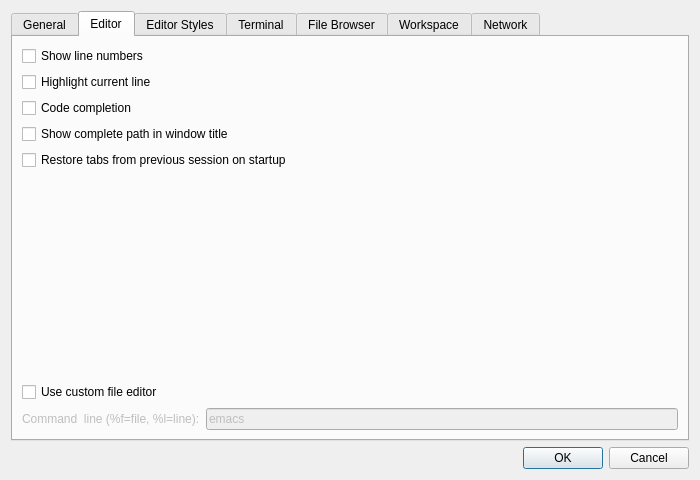
This is libgui/src/settings-dialog.ui in dac922/octave-pkg-octave as Qt 5 draws it before an edit. The edited form follows.
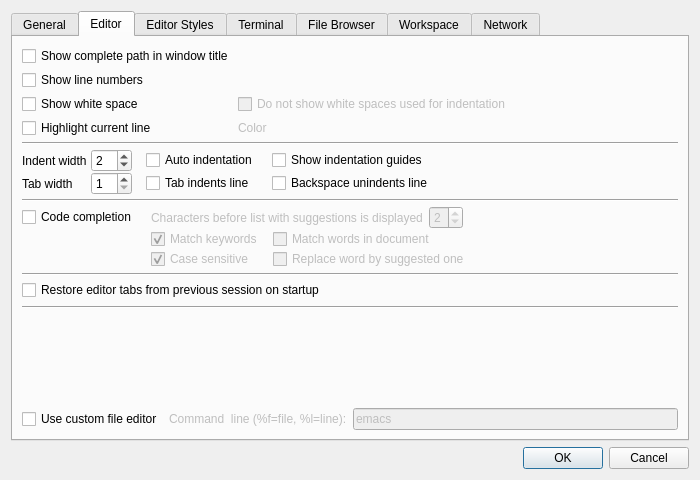
This is the edited form. The open tabs and pages were chosen to show the change.

Patch:
```diff
--- a/libgui/src/settings-dialog.ui
+++ b/libgui/src/settings-dialog.ui
@@ -196,64 +196,539 @@
       </attribute>
       <layout class="QVBoxLayout" name="verticalLayout_6">
        <item>
-        <layout class="QVBoxLayout" name="verticalLayout_5">
+        <layout class="QVBoxLayout" name="verticalLayout_9">
+         <property name="spacing">
+          <number>4</number>
+         </property>
          <item>
-          <layout class="QHBoxLayout" name="horizontalLayout_4"/>
+          <layout class="QGridLayout" name="editor_common_settings_grid">
+           <property name="spacing">
+            <number>-1</number>
+           </property>
+           <item row="2" column="0">
+            <widget class="QCheckBox" name="editor_ws_checkbox">
+             <property name="text">
+              <string>Show white space</string>
+             </property>
+            </widget>
+           </item>
+           <item row="1" column="0">
+            <widget class="QCheckBox" name="editor_showLineNumbers">
+             <property name="enabled">
+              <bool>true</bool>
+             </property>
+             <property name="text">
+              <string>Show line numbers</string>
+             </property>
+            </widget>
+           </item>
+           <item row="0" column="0">
+            <widget class="QCheckBox" name="editor_longWindowTitle">
+             <property name="text">
+              <string>Show complete path in window title</string>
+             </property>
+            </widget>
+           </item>
+           <item row="2" column="1">
+            <widget class="QCheckBox" name="editor_ws_indent_checkbox">
+             <property name="enabled">
+              <bool>false</bool>
+             </property>
+             <property name="text">
+              <string>Do not show white spaces used for indentation</string>
+             </property>
+            </widget>
+           </item>
+           <item row="3" column="0">
+            <widget class="QCheckBox" name="editor_highlightCurrentLine">
+             <property name="enabled">
+              <bool>true</bool>
+             </property>
+             <property name="text">
+              <string>Highlight current line</string>
+             </property>
+            </widget>
+           </item>
+           <item row="3" column="1">
+            <layout class="QGridLayout" name="editor_grid_current_line" rowstretch="0" columnstretch="0,0,0,0,0">
+             <property name="horizontalSpacing">
+              <number>12</number>
+             </property>
+             <property name="verticalSpacing">
+              <number>0</number>
+             </property>
+             <item row="0" column="1">
+              <widget class="QLabel" name="editor_label_cl_color">
+               <property name="enabled">
+                <bool>false</bool>
+               </property>
+               <property name="text">
+                <string>Color</string>
+               </property>
+              </widget>
+             </item>
+             <item row="0" column="3">
+              <spacer name="horizontalSpacer_11">
+               <property name="orientation">
+                <enum>Qt::Horizontal</enum>
+               </property>
+               <property name="sizeType">
+                <enum>QSizePolicy::Fixed</enum>
+               </property>
+               <property name="sizeHint" stdset="0">
+                <size>
+                 <width>80</width>
+                 <height>20</height>
+                </size>
+               </property>
+              </spacer>
+             </item>
+             <item row="0" column="4">
+              <spacer name="horizontalSpacer_9">
+               <property name="orientation">
+                <enum>Qt::Horizontal</enum>
+               </property>
+               <property name="sizeHint" stdset="0">
+                <size>
+                 <width>40</width>
+                 <height>20</height>
+                </size>
+               </property>
+              </spacer>
+             </item>
+            </layout>
+           </item>
+           <item row="0" column="2">
+            <spacer name="horizontalSpacer_12">
+             <property name="orientation">
+              <enum>Qt::Horizontal</enum>
+             </property>
+             <property name="sizeHint" stdset="0">
+              <size>
+               <width>40</width>
+               <height>20</height>
+              </size>
+             </property>
+            </spacer>
+           </item>
+           <item row="1" column="2">
+            <spacer name="horizontalSpacer_16">
+             <property name="orientation">
+              <enum>Qt::Horizontal</enum>
+             </property>
+             <property name="sizeHint" stdset="0">
+              <size>
+               <width>40</width>
+               <height>20</height>
+              </size>
+             </property>
+            </spacer>
+           </item>
+           <item row="2" column="2">
+            <spacer name="horizontalSpacer_17">
+             <property name="orientation">
+              <enum>Qt::Horizontal</enum>
+             </property>
+             <property name="sizeHint" stdset="0">
+              <size>
+               <width>40</width>
+               <height>20</height>
+              </size>
+             </property>
+            </spacer>
+           </item>
+           <item row="3" column="2">
+            <spacer name="horizontalSpacer_18">
+             <property name="orientation">
+              <enum>Qt::Horizontal</enum>
+             </property>
+             <property name="sizeHint" stdset="0">
+              <size>
+               <width>40</width>
+               <height>20</height>
+              </size>
+             </property>
+            </spacer>
+           </item>
+          </layout>
          </item>
          <item>
-          <widget class="QCheckBox" name="editor_showLineNumbers">
-           <property name="enabled">
-            <bool>true</bool>
+          <widget class="Line" name="line">
+           <property name="orientation">
+            <enum>Qt::Horizontal</enum>
            </property>
-           <property name="text">
-            <string>Show line numbers</string>
-           </property>
           </widget>
          </item>
          <item>
-          <widget class="QCheckBox" name="editor_highlightCurrentLine">
-           <property name="enabled">
-            <bool>true</bool>
+          <layout class="QGridLayout" name="gridLayout_4">
+           <property name="verticalSpacing">
+            <number>0</number>
            </property>
-           <property name="text">
-            <string>Highlight current line</string>
+           <item row="0" column="3">
+            <spacer name="horizontalSpacer_10">
+             <property name="orientation">
+              <enum>Qt::Horizontal</enum>
+             </property>
+             <property name="sizeType">
+              <enum>QSizePolicy::Fixed</enum>
+             </property>
+             <property name="sizeHint" stdset="0">
+              <size>
+               <width>10</width>
+               <height>0</height>
+              </size>
+             </property>
+            </spacer>
+           </item>
+           <item row="0" column="0">
+            <widget class="QLabel" name="label_13">
+             <property name="text">
+              <string>Indent width</string>
+             </property>
+            </widget>
+           </item>
+           <item row="2" column="4">
+            <widget class="QCheckBox" name="editor_tab_ind_checkbox">
+             <property name="text">
+              <string>Tab indents line</string>
+             </property>
+            </widget>
+           </item>
+           <item row="0" column="4">
+            <widget class="QCheckBox" name="editor_auto_ind_checkbox">
+             <property name="text">
+              <string>Auto indentation</string>
+             </property>
+            </widget>
+           </item>
+           <item row="0" column="2">
+            <widget class="QSpinBox" name="editor_ind_width_spinbox">
+             <property name="minimum">
+              <number>1</number>
+             </property>
+             <property name="maximum">
+              <number>32</number>
+             </property>
+             <property name="value">
+              <number>2</number>
+             </property>
+            </widget>
+           </item>
+           <item row="2" column="0">
+            <widget class="QLabel" name="label_14">
+             <property name="text">
+              <string>Tab width</string>
+             </property>
+            </widget>
+           </item>
+           <item row="0" column="6">
+            <widget class="QCheckBox" name="editor_ind_guides_checkbox">
+             <property name="text">
+              <string>Show indentation guides</string>
+             </property>
+            </widget>
+           </item>
+           <item row="2" column="2">
+            <widget class="QSpinBox" name="editor_tab_width_spinbox">
+             <property name="minimum">
+              <number>1</number>
+             </property>
+             <property name="maximum">
+              <number>32</number>
+             </property>
+            </widget>
+           </item>
+           <item row="2" column="6">
+            <widget class="QCheckBox" name="editor_bs_unind_checkbox">
+             <property name="text">
+              <string>Backspace unindents line</string>
+             </property>
+            </widget>
+           </item>
+           <item row="0" column="10">
+            <spacer name="horizontalSpacer_13">
+             <property name="orientation">
+              <enum>Qt::Horizontal</enum>
+             </property>
+             <property name="sizeHint" stdset="0">
+              <size>
+               <width>40</width>
+               <height>20</height>
+              </size>
+             </property>
+            </spacer>
+           </item>
+           <item row="0" column="5">
+            <spacer name="horizontalSpacer_14">
+             <property name="orientation">
+              <enum>Qt::Horizontal</enum>
+             </property>
+             <property name="sizeType">
+              <enum>QSizePolicy::Fixed</enum>
+             </property>
+             <property name="sizeHint" stdset="0">
+              <size>
+               <width>10</width>
+               <height>0</height>
+              </size>
+             </property>
+            </spacer>
+           </item>
+           <item row="2" column="10">
+            <spacer name="horizontalSpacer_20">
+             <property name="orientation">
+              <enum>Qt::Horizontal</enum>
+             </property>
+             <property name="sizeHint" stdset="0">
+              <size>
+               <width>40</width>
+               <height>20</height>
+              </size>
+             </property>
+            </spacer>
+           </item>
+          </layout>
+         </item>
+         <item>
+          <widget class="Line" name="line_2">
+           <property name="orientation">
+            <enum>Qt::Horizontal</enum>
            </property>
           </widget>
          </item>
          <item>
-          <widget class="QCheckBox" name="editor_codeCompletion">
-           <property name="enabled">
-            <bool>true</bool>
+          <layout class="QGridLayout" name="gridLayout_2">
+           <property name="verticalSpacing">
+            <number>0</number>
            </property>
-           <property name="text">
-            <string>Code completion</string>
-           </property>
-           <property name="checked">
-            <bool>false</bool>
-           </property>
-          </widget>
+           <item row="0" column="0">
+            <widget class="QCheckBox" name="editor_codeCompletion">
+             <property name="enabled">
+              <bool>true</bool>
+             </property>
+             <property name="text">
+              <string>Code completion</string>
+             </property>
+             <property name="checked">
+              <bool>false</bool>
+             </property>
+            </widget>
+           </item>
+           <item row="0" column="2">
+            <layout class="QHBoxLayout" name="horizontalLayout_2">
+             <property name="spacing">
+              <number>6</number>
+             </property>
+             <item>
+              <widget class="QLabel" name="editor_label_ac_threshold">
+               <property name="enabled">
+                <bool>false</bool>
+               </property>
+               <property name="text">
+                <string>Characters before list with suggestions is displayed</string>
+               </property>
+              </widget>
+             </item>
+             <item>
+              <widget class="QSpinBox" name="editor_spinbox_ac_threshold">
+               <property name="enabled">
+                <bool>false</bool>
+               </property>
+               <property name="toolTip">
+                <string/>
+               </property>
+               <property name="whatsThis">
+                <string/>
+               </property>
+               <property name="suffix">
+                <string/>
+               </property>
+               <property name="minimum">
+                <number>1</number>
+               </property>
+               <property name="maximum">
+                <number>6</number>
+               </property>
+               <property name="value">
+                <number>2</number>
+               </property>
+              </widget>
+             </item>
+             <item>
+              <spacer name="horizontalSpacer_2">
+               <property name="orientation">
+                <enum>Qt::Horizontal</enum>
+               </property>
+               <property name="sizeHint" stdset="0">
+                <size>
+                 <width>40</width>
+                 <height>20</height>
+                </size>
+               </property>
+              </spacer>
+             </item>
+            </layout>
+           </item>
+           <item row="1" column="2">
+            <layout class="QGridLayout" name="gridLayout_3">
+             <property name="verticalSpacing">
+              <number>0</number>
+             </property>
+             <item row="0" column="1">
+              <spacer name="horizontalSpacer_15">
+               <property name="orientation">
+                <enum>Qt::Horizontal</enum>
+               </property>
+               <property name="sizeType">
+                <enum>QSizePolicy::Fixed</enum>
+               </property>
+               <property name="sizeHint" stdset="0">
+                <size>
+                 <width>10</width>
+                 <height>0</height>
+                </size>
+               </property>
+              </spacer>
+             </item>
+             <item row="0" column="0">
+              <widget class="QCheckBox" name="editor_checkbox_ac_keywords">
+               <property name="enabled">
+                <bool>false</bool>
+               </property>
+               <property name="text">
+                <string>Match keywords</string>
+               </property>
+               <property name="checked">
+                <bool>true</bool>
+               </property>
+              </widget>
+             </item>
+             <item row="1" column="0">
+              <widget class="QCheckBox" name="editor_checkbox_ac_case">
+               <property name="enabled">
+                <bool>false</bool>
+               </property>
+               <property name="text">
+                <string>Case sensitive</string>
+               </property>
+               <property name="checked">
+                <bool>true</bool>
+               </property>
+              </widget>
+             </item>
+             <item row="1" column="2">
+              <widget class="QCheckBox" name="editor_checkbox_ac_replace">
+               <property name="enabled">
+                <bool>false</bool>
+               </property>
+               <property name="text">
+                <string>Replace word by suggested one</string>
+               </property>
+              </widget>
+             </item>
+             <item row="0" column="3">
+              <spacer name="horizontalSpacer_8">
+               <property name="orientation">
+                <enum>Qt::Horizontal</enum>
+               </property>
+               <property name="sizeHint" stdset="0">
+                <size>
+                 <width>40</width>
+                 <height>20</height>
+                </size>
+               </property>
+              </spacer>
+             </item>
+             <item row="0" column="2">
+              <widget class="QCheckBox" name="editor_checkbox_ac_document">
+               <property name="enabled">
+                <bool>false</bool>
+               </property>
+               <property name="text">
+                <string>Match words in document</string>
+               </property>
+              </widget>
+             </item>
+             <item row="1" column="3">
+              <spacer name="horizontalSpacer_19">
+               <property name="orientation">
+                <enum>Qt::Horizontal</enum>
+               </property>
+               <property name="sizeHint" stdset="0">
+                <size>
+                 <width>40</width>
+                 <height>20</height>
+                </size>
+               </property>
+              </spacer>
+             </item>
+            </layout>
+           </item>
+           <item row="0" column="1">
+            <spacer name="horizontalSpacer_7">
+             <property name="orientation">
+              <enum>Qt::Horizontal</enum>
+             </property>
+             <property name="sizeType">
+              <enum>QSizePolicy::Fixed</enum>
+             </property>
+             <property name="sizeHint" stdset="0">
+              <size>
+               <width>10</width>
+               <height>0</height>
+              </size>
+             </property>
+            </spacer>
+           </item>
+          </layout>
          </item>
          <item>
-          <widget class="QCheckBox" name="editor_longWindowTitle">
-           <property name="text">
-            <string>Show complete path in window title</string>
+          <widget class="Line" name="line_3">
+           <property name="orientation">
+            <enum>Qt::Horizontal</enum>
            </property>
           </widget>
          </item>
          <item>
-          <widget class="QCheckBox" name="editor_restoreSession">
-           <property name="text">
-            <string>Restore tabs from previous session on startup</string>
+          <layout class="QVBoxLayout" name="verticalLayout_11">
+           <property name="topMargin">
+            <number>0</number>
            </property>
-          </widget>
+           <property name="bottomMargin">
+            <number>0</number>
+           </property>
+           <item>
+            <widget class="QCheckBox" name="editor_restoreSession">
+             <property name="sizePolicy">
+              <sizepolicy hsizetype="Minimum" vsizetype="Fixed">
+               <horstretch>0</horstretch>
+               <verstretch>0</verstretch>
+              </sizepolicy>
+             </property>
+             <property name="text">
+              <string>Restore editor tabs from previous session on startup</string>
+             </property>
+            </widget>
+           </item>
+          </layout>
          </item>
         </layout>
        </item>
+       <item>
+        <widget class="Line" name="line_4">
+         <property name="orientation">
+          <enum>Qt::Horizontal</enum>
+         </property>
+        </widget>
+       </item>
        <item>
         <spacer name="verticalSpacer">
          <property name="orientation">
           <enum>Qt::Vertical</enum>
          </property>
+         <property name="sizeType">
+          <enum>QSizePolicy::Expanding</enum>
+         </property>
          <property name="sizeHint" stdset="0">
           <size>
            <width>20</width>
@@ -263,36 +738,46 @@
         </spacer>
        </item>
        <item>
-        <widget class="QCheckBox" name="useCustomFileEditor">
-         <property name="enabled">
-          <bool>true</bool>
+        <layout class="QVBoxLayout" name="verticalLayout_10">
+         <property name="topMargin">
+          <number>0</number>
          </property>
-         <property name="text">
-          <string>Use custom file editor</string>
+         <property name="bottomMargin">
+          <number>0</number>
          </property>
-        </widget>
-       </item>
-       <item>
-        <layout class="QHBoxLayout" name="horizontalLayout">
          <item>
-          <widget class="QLabel" name="customEditorLabel">
-           <property name="enabled">
-            <bool>false</bool>
-           </property>
-           <property name="text">
-            <string>Command  line (%f=file, %l=line):</string>
-           </property>
-          </widget>
-         </item>
-         <item>
-          <widget class="QLineEdit" name="customFileEditor">
-           <property name="enabled">
-            <bool>false</bool>
-           </property>
-           <property name="text">
-            <string>emacs</string>
-           </property>
-          </widget>
+          <layout class="QHBoxLayout" name="horizontalLayout">
+           <item>
+            <widget class="QCheckBox" name="useCustomFileEditor">
+             <property name="enabled">
+              <bool>true</bool>
+             </property>
+             <property name="text">
+              <string>Use custom file editor</string>
+             </property>
+            </widget>
+           </item>
+           <item>
+            <widget class="QLabel" name="customEditorLabel">
+             <property name="enabled">
+              <bool>false</bool>
+             </property>
+             <property name="text">
+              <string>Command  line (%f=file, %l=line):</string>
+             </property>
+            </widget>
+           </item>
+           <item>
+            <widget class="QLineEdit" name="customFileEditor">
+             <property name="enabled">
+              <bool>false</bool>
+             </property>
+             <property name="text">
+              <string>emacs</string>
+             </property>
+            </widget>
+           </item>
+          </layout>
          </item>
         </layout>
        </item>
@@ -311,6 +796,46 @@
          <height>381</height>
         </rect>
        </property>
+       <layout class="QVBoxLayout" name="verticalLayout_5">
+        <item>
+         <widget class="QLabel" name="label_10">
+          <property name="maximumSize">
+           <size>
+            <width>676</width>
+            <height>16777215</height>
+           </size>
+          </property>
+          <property name="frameShape">
+           <enum>QFrame::NoFrame</enum>
+          </property>
+          <property name="text">
+           <string>&lt;html&gt;&lt;head/&gt;&lt;body&gt;&lt;p&gt;Select font, font size (as difference to the default size), font decoration (bold, italic, underline), textcolor and background color (for the latter, the color pink (255,0,255) is a placeholder for the default background color)&lt;/p&gt;&lt;/body&gt;&lt;/html&gt;</string>
+          </property>
+          <property name="scaledContents">
+           <bool>false</bool>
+          </property>
+          <property name="alignment">
+           <set>Qt::AlignLeading|Qt::AlignLeft|Qt::AlignVCenter</set>
+          </property>
+          <property name="wordWrap">
+           <bool>true</bool>
+          </property>
+          <property name="margin">
+           <number>4</number>
+          </property>
+         </widget>
+        </item>
+        <item>
+         <widget class="QTabWidget" name="tabs_editor_styles">
+          <property name="maximumSize">
+           <size>
+            <width>676</width>
+            <height>351</height>
+           </size>
+          </property>
+         </widget>
+        </item>
+       </layout>
       </widget>
      </widget>
      <widget class="QWidget" name="tab_5">
```
Left out of the diff: 368 changed lines with no effect on the pictures.
